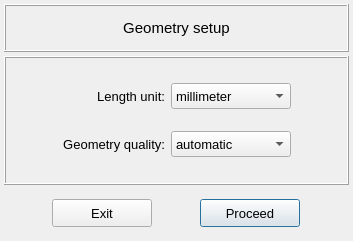
Before: the Qt Designer form vibra/interface/data/ui_files/project/geometry/geometry_setup.ui in MOPT-UFSC/VIBRA, drawn with Qt 5.
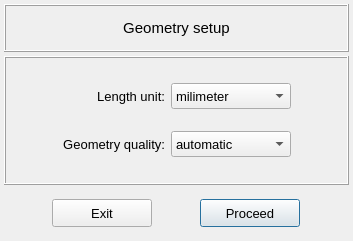
After: the same form once the commit is applied.

What changed in the file:
```diff
--- a/vibra/interface/data/ui_files/project/geometry/geometry_setup.ui
+++ b/vibra/interface/data/ui_files/project/geometry/geometry_setup.ui
@@ -59,7 +59,7 @@
         </property>
         <item>
          <property name="text">
-          <string>millimeter</string>
+          <string>milimeter</string>
          </property>
         </item>
         <item>
```
Left out of the diff: 24 changed lines with no effect on the pictures.
